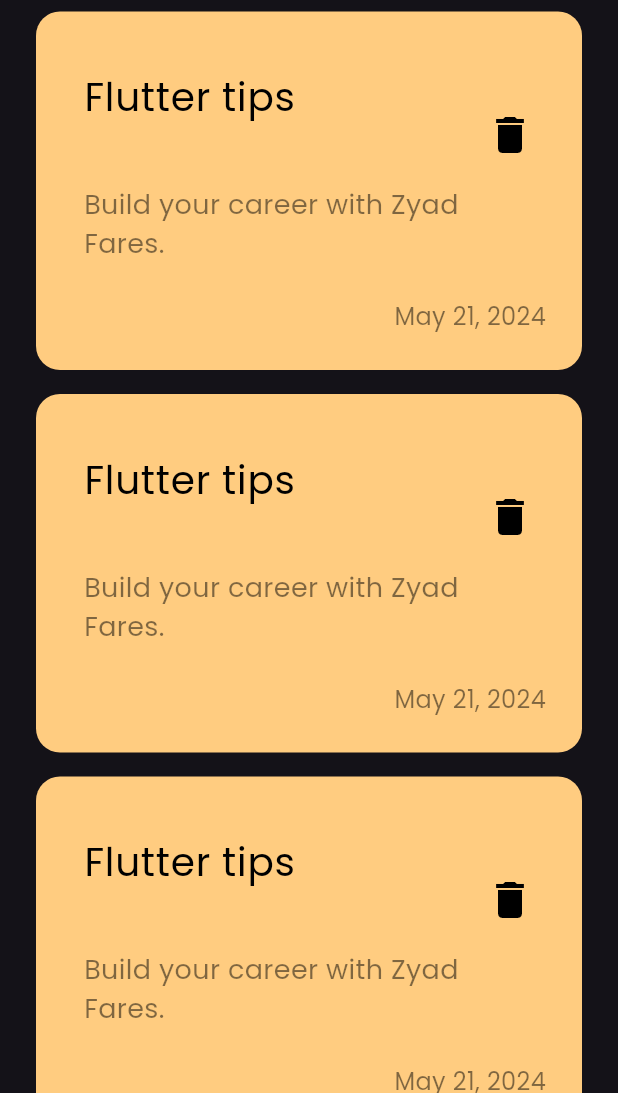
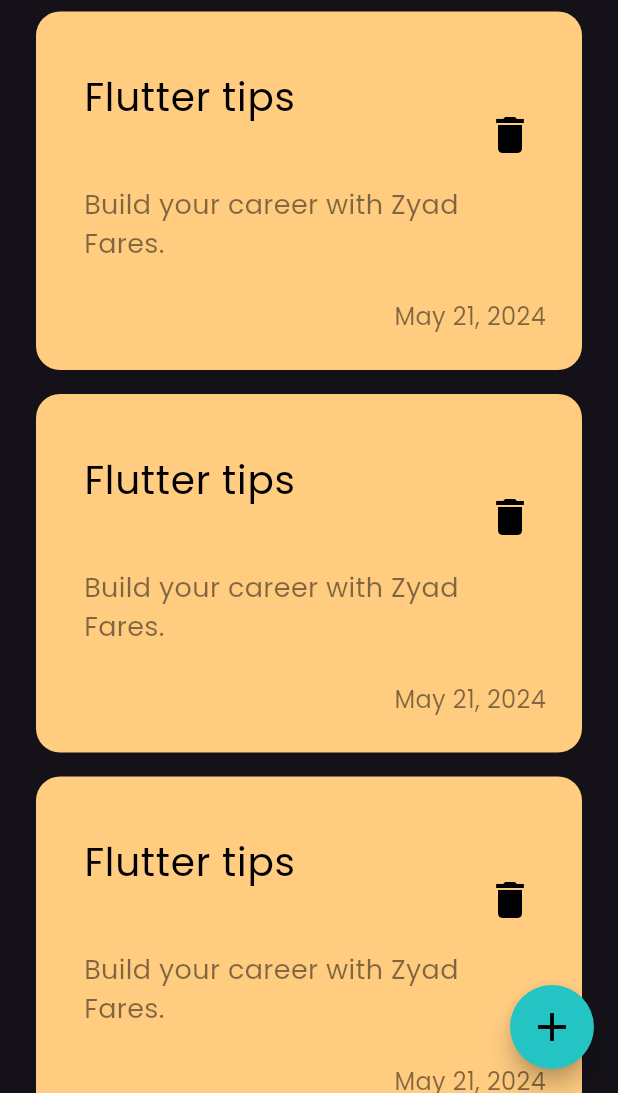
Before and after one commit to zyadfares17-maker/notes_app, a Flutter app: the screen it shows after launch, on a phone screen of 412 x 824 dp, the part 143-1236 px from its top. Run offline on Flutter 3.47's test engine with Material 3 defaults, Android fonts, the phone set to English and light mode, and no system bars.

Commit message:
add floating action button

```diff
--- a/lib/views/notes_view.dart
+++ b/lib/views/notes_view.dart
@@ -7,8 +7,19 @@ class NotesView extends StatelessWidget {
 
   @override
   Widget build(BuildContext context) {
-    return const Scaffold(
-      body:  NotesViewBody(
+    return Scaffold(
+      floatingActionButton: FloatingActionButton(
+        backgroundColor: Color.fromARGB(255, 36, 196, 196),
+        shape: const CircleBorder(),
+
+        onPressed: () {},
+      child: Icon(
+
+        Icons.add,
+        color: Colors.black,
+        size: 32,),
+      ),
+      body:  const NotesViewBody(
         customAppBar: CustomAppBar()
       ),
     );
--- a/lib/views/widgets/notes_view_body.dart
+++ b/lib/views/widgets/notes_view_body.dart
@@ -3,7 +3,9 @@ import 'package:nots_app/views/widgets/custom_appbar.dart';
 import 'package:nots_app/views/widgets/notes_list_view.dart';
 
 class NotesViewBody extends StatelessWidget {
-  const NotesViewBody({super.key, required CustomAppBar customAppBar});
+  const NotesViewBody({super.key, required this.customAppBar});
+
+  final CustomAppBar customAppBar;
 
   @override
   Widget build(BuildContext context) {
```
